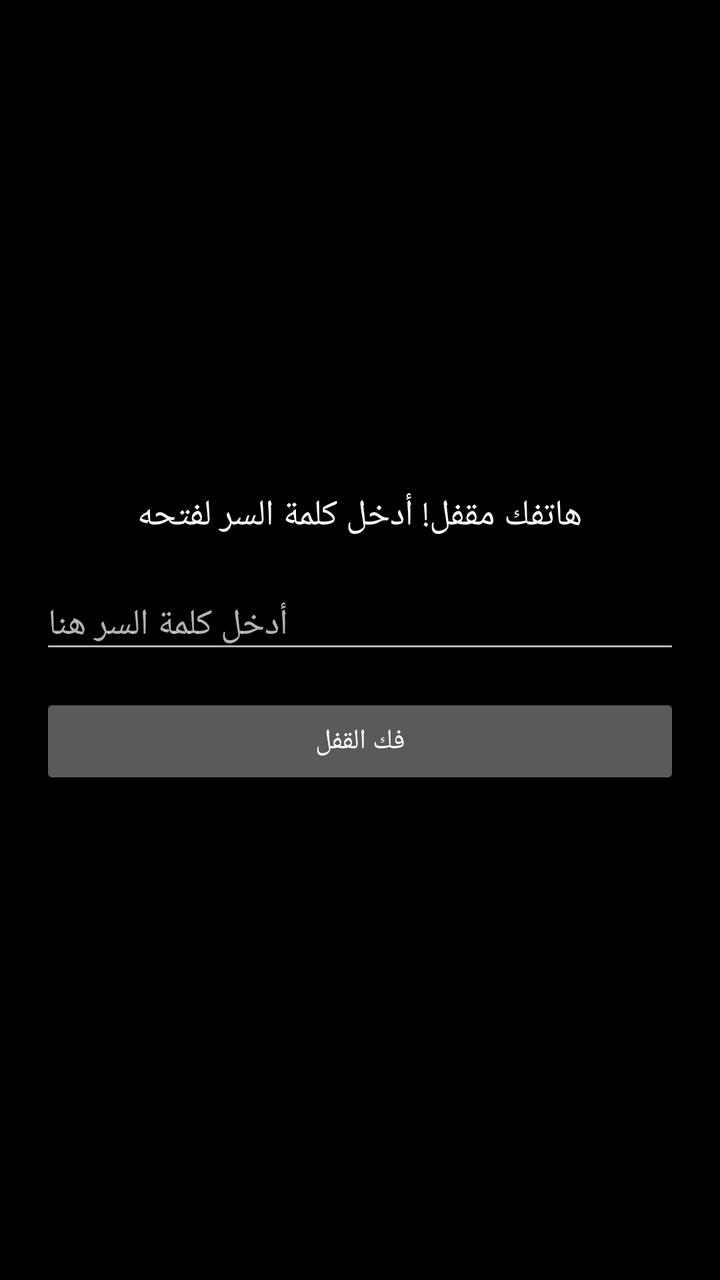
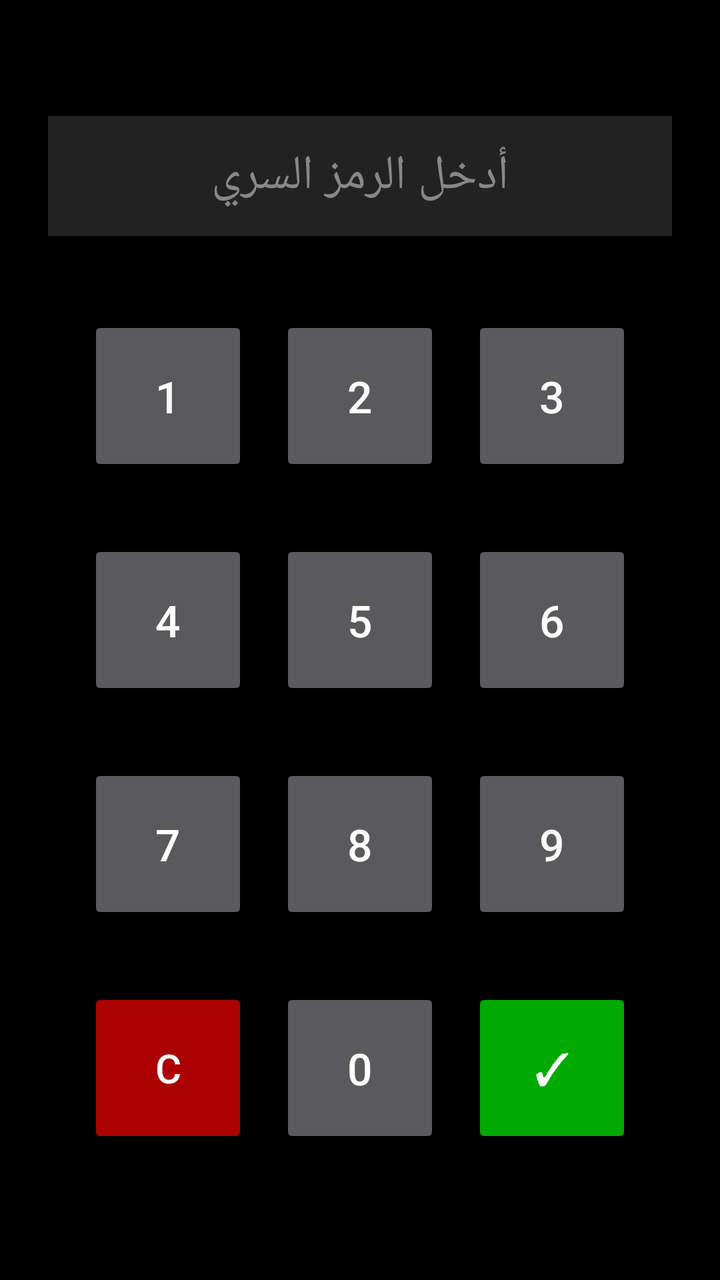

An Android layout rendered at two revisions. The XML below is the earlier revision; the diff shows what the commit changed to produce the second picture.
<!-- AndroidManifest.xml: application theme Theme.AppCompat.NoActionBar -->
<!-- res/layout/activity_password.xml -->
<LinearLayout xmlns:android="http://schemas.android.com/apk/res/android"
    android:layout_width="match_parent"
    android:layout_height="match_parent"
    android:background="@android:color/black"
    android:gravity="center"
    android:orientation="vertical"
    android:padding="20dp">

    <TextView
        android:layout_width="wrap_content"
        android:layout_height="wrap_content"
        android:text="هاتفك مقفل! أدخل كلمة السر لفتحه"
        android:textColor="@android:color/white"
        android:textSize="18sp"
        android:layout_marginBottom="20dp"/>

    <EditText
        android:id="@+id/passwordInput"
        android:layout_width="match_parent"
        android:layout_height="wrap_content"
        android:hint="أدخل كلمة السر هنا"
        android:inputType="textPassword"
        android:textColor="@android:color/white"
        android:layout_marginBottom="15dp"/>

    <Button
        android:id="@+id/unlockButton"
        android:layout_width="match_parent"
        android:layout_height="wrap_content"
        android:text="فك القفل"/>
</LinearLayout>
<!-- resources referenced by this layout -->
<resources>

</resources>

<!-- the commit's change to res/layout/activity_password.xml (unified diff, before → after) -->
@@ -1,31 +1,72 @@
+<?xml version="1.0" encoding="utf-8"?>
 <LinearLayout xmlns:android="http://schemas.android.com/apk/res/android"
     android:layout_width="match_parent"
     android:layout_height="match_parent"
-    android:background="@android:color/black"
+    android:background="#000000"
     android:gravity="center"
     android:orientation="vertical"
-    android:padding="20dp">
+    android:padding="24dp">
 
-    <TextView
-        android:layout_width="wrap_content"
-        android:layout_height="wrap_content"
-        android:text="هاتفك مقفل! أدخل كلمة السر لفتحه"
-        android:textColor="@android:color/white"
-        android:textSize="18sp"
-        android:layout_marginBottom="20dp"/>
-
+    
     <EditText
         android:id="@+id/passwordInput"
         android:layout_width="match_parent"
-        android:layout_height="wrap_content"
-        android:hint="أدخل كلمة السر هنا"
-        android:inputType="textPassword"
-        android:textColor="@android:color/white"
-        android:layout_marginBottom="15dp"/>
+        android:layout_height="60dp"
+        android:layout_marginBottom="32dp"
+        android:background="#222222"
+        android:focusable="false"
+        android:gravity="center"
+        android:hint="أدخل الرمز السري"
+        android:inputType="numberPassword"
+        android:textColor="#FFFFFF"
+        android:textColorHint="#888888"
+        android:textSize="24sp" />
 
-    <Button
-        android:id="@+id/unlockButton"
+    
+    <LinearLayout
         android:layout_width="match_parent"
         android:layout_height="wrap_content"
-        android:text="فك القفل"/>
+        android:gravity="center"
+        android:orientation="horizontal"
+        android:layout_marginBottom="16dp">
+        <Button android:id="@+id/btn1" android:layout_width="80dp" android:layout_height="80dp" android:layout_margin="8dp" android:text="1" android:textSize="22sp"/>
+        <Button android:id="@+id/btn2" android:layout_width="80dp" android:layout_height="80dp" android:layout_margin="8dp" android:text="2" android:textSize="22sp"/>
+        <Button android:id="@+id/btn3" android:layout_width="80dp" android:layout_height="80dp" android:layout_margin="8dp" android:text="3" android:textSize="22sp"/>
+    </LinearLayout>
+
+    
+    <LinearLayout
+        android:layout_width="match_parent"
+        android:layout_height="wrap_content"
+        android:gravity="center"
+        android:orientation="horizontal"
+        android:layout_marginBottom="16dp">
+        <Button android:id="@+id/btn4" android:layout_width="80dp" android:layout_height="80dp" android:layout_margin="8dp" android:text="4" android:textSize="22sp"/>
+        <Button android:id="@+id/btn5" android:layout_width="80dp" android:layout_height="80dp" android:layout_margin="8dp" android:text="5" android:textSize="22sp"/>
+        <Button android:id="@+id/btn6" android:layout_width="80dp" android:layout_height="80dp" android:layout_margin="8dp" android:text="6" android:textSize="22sp"/>
+    </LinearLayout>
+
+    
+    <LinearLayout
+        android:layout_width="match_parent"
+        android:layout_height="wrap_content"
+        android:gravity="center"
+        android:orientation="horizontal"
+        android:layout_marginBottom="16dp">
+        <Button android:id="@+id/btn7" android:layout_width="80dp" android:layout_height="80dp" android:layout_margin="8dp" android:text="7" android:textSize="22sp"/>
+        <Button android:id="@+id/btn8" android:layout_width="80dp" android:layout_height="80dp" android:layout_margin="8dp" android:text="8" android:textSize="22sp"/>
+        <Button android:id="@+id/btn9" android:layout_width="80dp" android:layout_height="80dp" android:layout_margin="8dp" android:text="9" android:textSize="22sp"/>
+    </LinearLayout>
+
+    
+    <LinearLayout
+        android:layout_width="match_parent"
+        android:layout_height="wrap_content"
+        android:gravity="center"
+        android:orientation="horizontal">
+        <Button android:id="@+id/btnClear" android:layout_width="80dp" android:layout_height="80dp" android:layout_margin="8dp" android:text="C" android:textSize="20sp" android:backgroundTint="#AA0000"/>
+        <Button android:id="@+id/btn0" android:layout_width="80dp" android:layout_height="80dp" android:layout_margin="8dp" android:text="0" android:textSize="22sp"/>
+        <Button android:id="@+id/unlockButton" android:layout_width="80dp" android:layout_height="80dp" android:layout_margin="8dp" android:text="✓" android:textSize="22sp" android:backgroundTint="#00AA00"/>
+    </LinearLayout>
+
 </LinearLayout>
